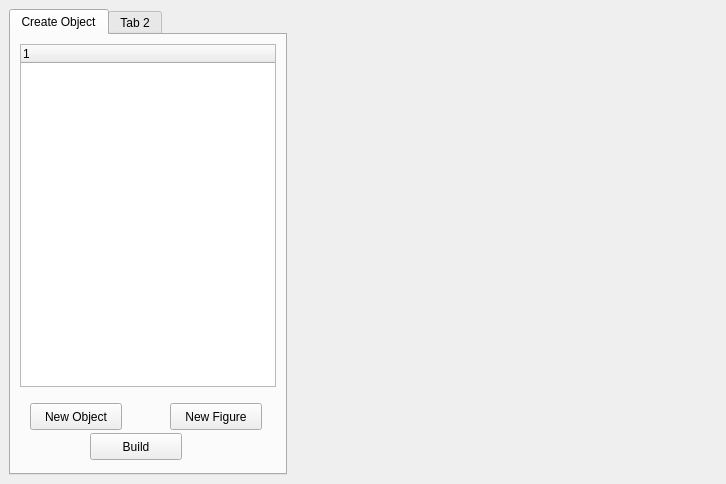
First picture: the form in src/editor/editorwindow.ui, repository edvorg/cpp-drash, before the edit.
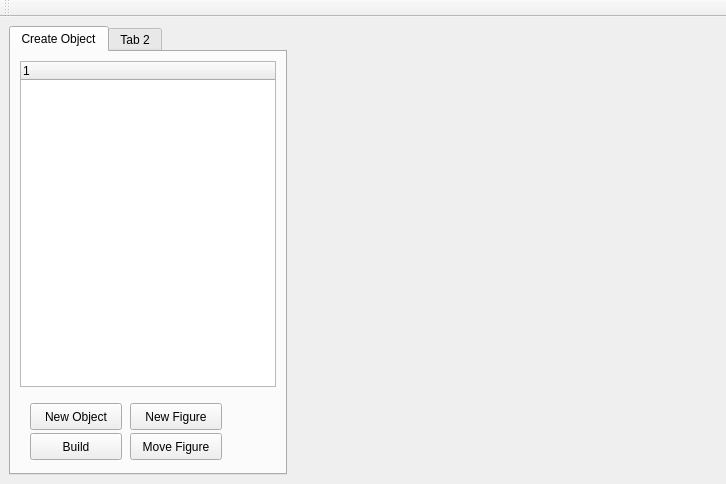
Second picture: the form after the edit. Custom widgets are drawn as their Qt base class.

Commit message: We can remove Object now

What changed in the file:
```diff
--- a/src/editor/editorwindow.ui
+++ b/src/editor/editorwindow.ui
@@ -78,7 +78,7 @@
           <widget class="QPushButton" name="mNewFigureButton">
            <property name="geometry">
             <rect>
-             <x>150</x>
+             <x>110</x>
              <y>10</y>
              <width>92</width>
              <height>27</height>
@@ -91,7 +91,7 @@
           <widget class="QPushButton" name="mBuildButton">
            <property name="geometry">
             <rect>
-             <x>70</x>
+             <x>10</x>
              <y>40</y>
              <width>92</width>
              <height>27</height>
@@ -114,6 +114,19 @@
             <string>New Object</string>
            </property>
           </widget>
+          <widget class="QPushButton" name="ActiveMoveButton">
+           <property name="geometry">
+            <rect>
+             <x>110</x>
+             <y>40</y>
+             <width>92</width>
+             <height>27</height>
+            </rect>
+           </property>
+           <property name="text">
+            <string>Move Figure</string>
+           </property>
+          </widget>
          </widget>
         </item>
        </layout>
@@ -153,6 +166,17 @@
     </rect>
    </property>
   </widget>
+  <widget class="QToolBar" name="toolBar">
+   <property name="windowTitle">
+    <string>toolBar</string>
+   </property>
+   <attribute name="toolBarArea">
+    <enum>TopToolBarArea</enum>
+   </attribute>
+   <attribute name="toolBarBreak">
+    <bool>false</bool>
+   </attribute>
+  </widget>
  </widget>
  <customwidgets>
   <customwidget>
```
The commit also changes 2 other files.
